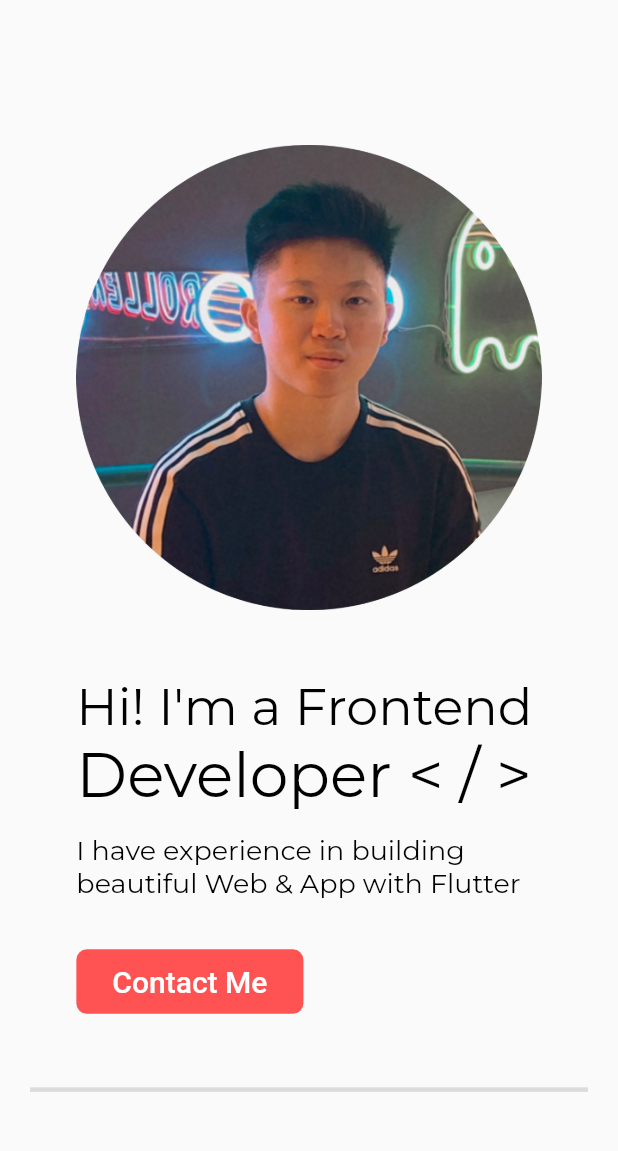
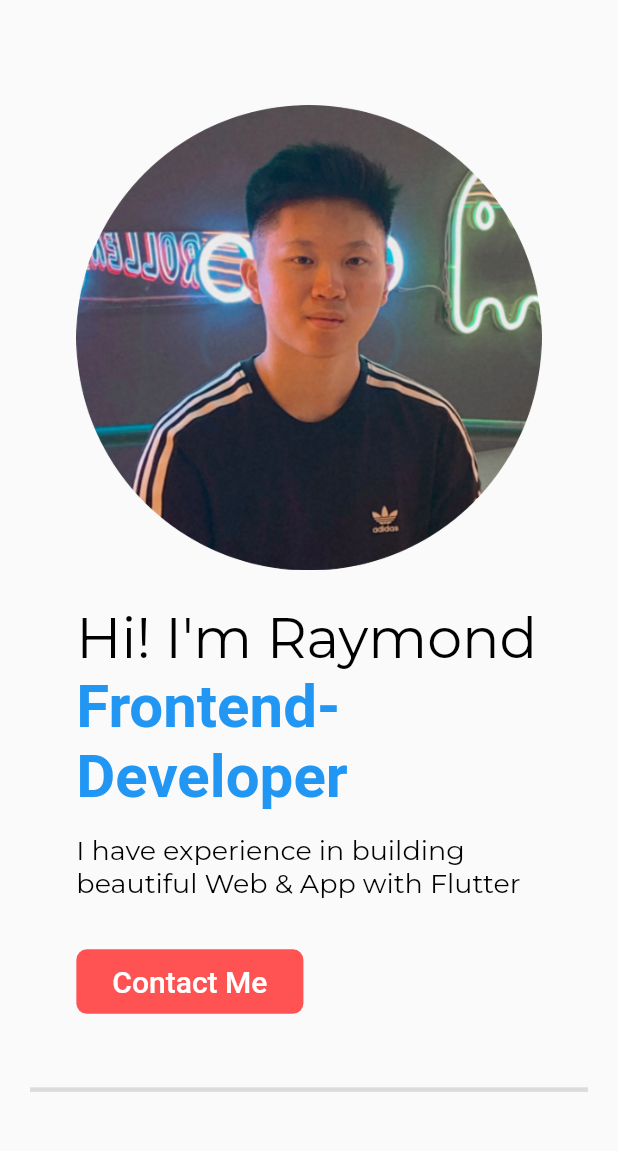
Before and after one commit to raymondk25/portfolioWeb, a Flutter app: the screen it shows after launch, on a phone screen of 412 x 824 dp, the part 63-1214 px from its top. Run offline on Flutter 3.47's test engine with Material 2 defaults, Android fonts, the phone set to English and light mode, and no system bars; drawn by our look-alikes of auto_size_text; our stand-ins replace after_layout, animated_text_kit, font_awesome_flutter, google_fonts, responsive_builder; missing offline and left inert: dart:html, webfeed; network calls fail.

Commit message:
7/2/2021

```diff
--- a/lib/header/header_body.dart
+++ b/lib/header/header_body.dart
@@ -2,6 +2,7 @@ import 'package:auto_size_text/auto_size_text.dart';
 import 'package:flutter/material.dart';
 import 'package:portofolio_web/utils/hover_extensions.dart';
 import 'package:url_launcher/url_launcher.dart';
+import 'package:animated_text_kit/animated_text_kit.dart';
 
 class HeaderBody extends StatelessWidget {
   final bool isMobile;
@@ -17,12 +18,25 @@ class HeaderBody extends StatelessWidget {
       crossAxisAlignment: CrossAxisAlignment.start,
       children: [
         AutoSizeText(
-          'Hi! I\'m a Frontend',
+          'Hi! I\'m Raymond',
           style: Theme.of(context).textTheme.headline2,
           maxLines: 1,
         ),
-        AutoSizeText('Developer < / >',
-            style: Theme.of(context).textTheme.headline2, maxLines: 1),
+        // ignore: deprecated_member_use
+        TypewriterAnimatedTextKit(
+          text: [
+            'Frontend-Developer',
+            'Flutter Developer',
+            'UI/UX Designer',
+            'Blogger'
+          ],
+          textStyle: const TextStyle(
+              fontSize: 40, fontWeight: FontWeight.bold, color: Colors.blue),
+          displayFullTextOnTap: true,
+          stopPauseOnTap: true,
+          speed: const Duration(milliseconds: 100),
+          pause: const Duration(milliseconds: 50),
+        ),
         SizedBox(height: 15),
         AutoSizeText(
           'I have experience in building beautiful Web & App with Flutter',
--- a/lib/header/header_view.dart
+++ b/lib/header/header_view.dart
@@ -72,7 +72,7 @@ class HeaderMobileView extends StatelessWidget {
               child: Image.asset(
             'images/header.png',
           )),
-          SizedBox(height: 5),
+          SizedBox(height: 10),
           HeaderBody(
             isMobile: true,
           ),
--- a/lib/main.dart
+++ b/lib/main.dart
@@ -15,10 +15,12 @@ class MyApp extends StatelessWidget {
       theme: ThemeData(
         primarySwatch: Colors.blue,
         textTheme: TextTheme(
-            headline2: GoogleFonts.montserrat(color: Colors.black),
-            headline4:
-                GoogleFonts.montserrat(fontSize: 30, color: Colors.black),
-            headline5: GoogleFonts.montserrat(color: Colors.black)),
+          headline2: GoogleFonts.montserrat(color: Colors.black),
+          headline3: GoogleFonts.montserrat(color: Colors.black),
+          headline4: GoogleFonts.montserrat(fontSize: 30, color: Colors.black),
+          headline5: GoogleFonts.montserrat(color: Colors.black),
+          headline6: GoogleFonts.montserrat(fontSize: 15, color: Colors.black),
+        ),
       ),
       home: PortfolioView(),
     );
--- a/lib/portfolio/portfolio_view.dart
+++ b/lib/portfolio/portfolio_view.dart
@@ -1,5 +1,6 @@
 import 'package:after_layout/after_layout.dart';
 import 'package:flutter/material.dart';
+import 'package:portofolio_web/aboutMe/aboutMe_view.dart';
 import 'package:portofolio_web/blog/blog_view.dart';
 import 'package:portofolio_web/drawer/drawer_view.dart';
 import 'package:portofolio_web/experience/experience_view.dart';
@@ -21,6 +22,7 @@ class PortfolioView extends StatefulWidget {
 }
 
 class _PortfolioViewState extends State<PortfolioView> with AfterLayoutMixin {
+  final aboutMe = GlobalKey();
   final projectKey = GlobalKey();
   final skillsKey = GlobalKey();
   final experienceKey = GlobalKey();
@@ -34,6 +36,7 @@ class _PortfolioViewState extends State<PortfolioView> with AfterLayoutMixin {
   void afterFirstLayout(BuildContext context) {
     setState(() {
       navigationItems = [
+        NavigationItem('About Me', key: aboutMe),
         NavigationItem('Projects', key: projectKey),
         NavigationItem('Skills', key: skillsKey),
         NavigationItem('Experiences', key: experienceKey),
@@ -43,6 +46,7 @@ class _PortfolioViewState extends State<PortfolioView> with AfterLayoutMixin {
   }
 
   Widget build(BuildContext context) {
+    // ignore: unused_local_variable
     final height = MediaQuery.of(context).size.height;
     final width = MediaQuery.of(context).size.width;
 
@@ -65,6 +69,7 @@ class _PortfolioViewState extends State<PortfolioView> with AfterLayoutMixin {
               children: [
                 NavigationBarView(),
                 HeaderView(),
+                AboutMe(key: aboutMe),
                 ProjectView(
                   key: projectKey,
                 ),
--- a/pubspec.yaml
+++ b/pubspec.yaml
@@ -24,6 +24,7 @@ dependencies:
   flutter:
     sdk: flutter
   after_layout: ^1.1.0
+  animated_text_kit: ^4.2.1
   auto_size_text: ^2.1.0
   cupertino_icons: ^1.0.2
   font_awesome_flutter: ^9.1.0
@@ -51,6 +52,7 @@ flutter:
   assets:
     - images/header.png
     - images/navbar_logo.png
+    - images/aboutMe.jpg
     - images/project_1.png
     - images/project_2.png
     - images/project_3.png
```
Also changed, not shown: lib/aboutMe/aboutMe_view.dart (added, +105 -0 lines), images/aboutMe.jpg (added), pubspec.lock, 2 other files.
